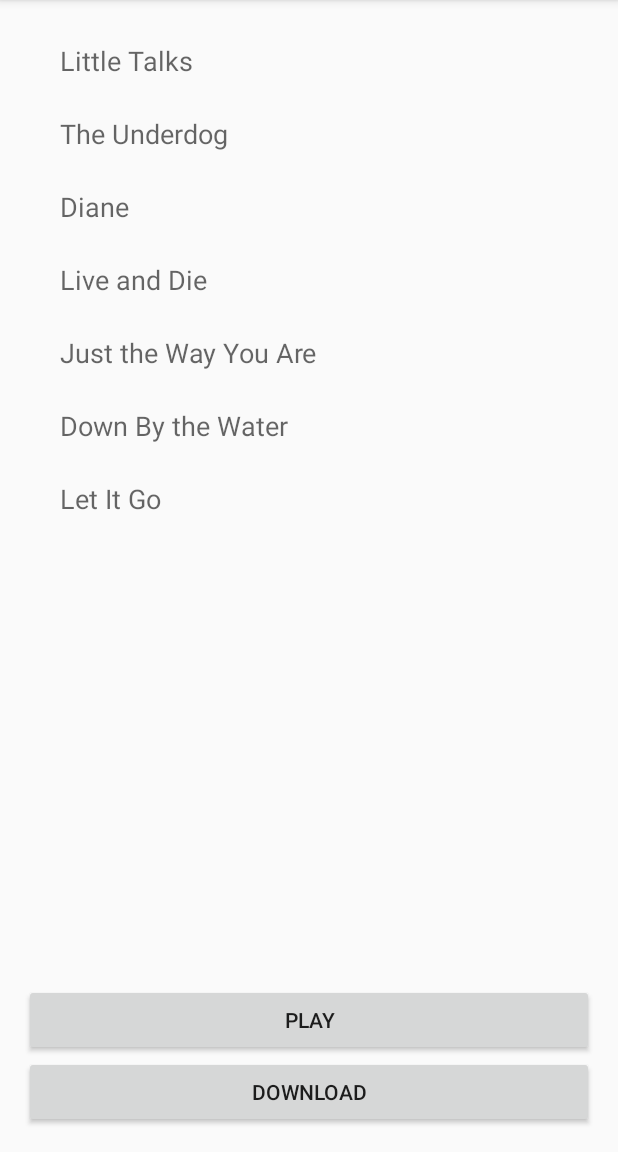
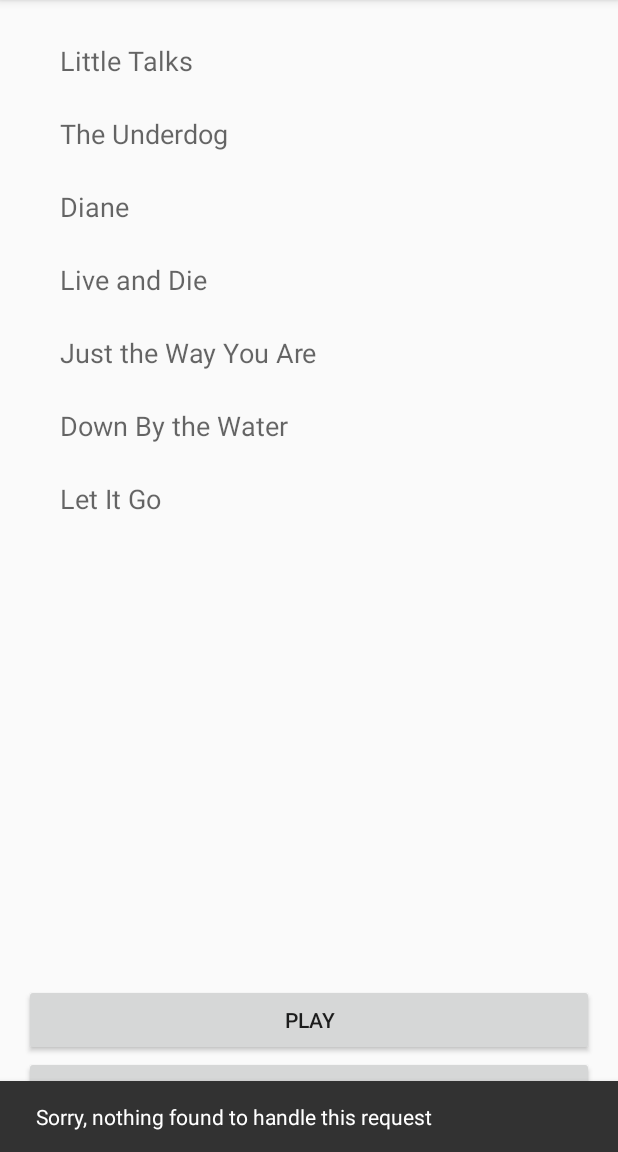
Before and after one commit to treehouse/android-intents-broadcast-receivers, an Android app: the screen it shows after launch (MainActivity), after a tap on "DOWNLOAD", on a phone screen of 412 x 824 dp, the part 84-1236 px from its top. Run offline under Robolectric (Android 15) with nearby library versions, the phone set to English and light mode, and no system bars; 1 statement that could not run was skipped.

Commit message:
End of stage 2 video 2

```diff
--- a/app/build.gradle
+++ b/app/build.gradle
@@ -24,4 +24,5 @@ dependencies {
     testCompile 'junit:junit:4.12'
     compile 'com.android.support:appcompat-v7:23.1.1'
     compile 'com.android.support:recyclerview-v7:23.4.0'
+    compile 'com.android.support:design:23.2.1'
 }
--- a/app/src/main/java/com/teamtreehouse/musicmachine/MainActivity.java
+++ b/app/src/main/java/com/teamtreehouse/musicmachine/MainActivity.java
@@ -10,12 +10,14 @@ import android.os.IBinder;
 import android.os.Message;
 import android.os.Messenger;
 import android.os.RemoteException;
+import android.support.design.widget.Snackbar;
 import android.support.v7.app.AppCompatActivity;
 import android.support.v7.widget.LinearLayoutManager;
 import android.support.v7.widget.RecyclerView;
 import android.util.Log;
 import android.view.View;
 import android.widget.Button;
+import android.widget.RelativeLayout;
 import android.widget.Toast;
 
 import com.teamtreehouse.musicmachine.adapters.PlaylistAdapter;
@@ -36,6 +38,7 @@ public class MainActivity extends AppCompatActivity {
     private Messenger mServiceMessenger;
     private Messenger mActivityMessenger = new Messenger(new ActivityHandler(this));
 
+    private RelativeLayout mRootLayout;
     private PlaylistAdapter mAdapter;
 
     private ServiceConnection mServiceConnection = new ServiceConnection() {
@@ -67,6 +70,7 @@ public class MainActivity extends AppCompatActivity {
 
         mDownloadButton = (Button) findViewById(R.id.downloadButton);
         mPlayButton = (Button) findViewById(R.id.playButton);
+        mRootLayout = (RelativeLayout) findViewById(R.id.rootLayout);
 
         mDownloadButton.setOnClickListener(new View.OnClickListener() {
             @Override
@@ -113,7 +117,14 @@ public class MainActivity extends AppCompatActivity {
         Intent intent = new Intent(Intent.ACTION_VIEW);
         Uri geoLocation = Uri.parse("geo:0,0?q=45.548700, -122.667933(Treehouse)");
         intent.setData(geoLocation);
-        startActivity(intent);
+        if (intent.resolveActivity(getPackageManager()) == null) {
+            // handle the error
+            Snackbar.make(mRootLayout, "Sorry, nothing found to handle this request",
+                    Snackbar.LENGTH_LONG).show();
+        }
+        else {
+            startActivity(intent);
+        }
     }
 
     private void downloadSongs() {
--- a/app/src/main/res/layout/activity_main.xml
+++ b/app/src/main/res/layout/activity_main.xml
@@ -2,6 +2,7 @@
 <RelativeLayout
     xmlns:android="http://schemas.android.com/apk/res/android"
     xmlns:tools="http://schemas.android.com/tools"
+    android:id="@+id/rootLayout"
     android:layout_width="match_parent"
     android:layout_height="match_parent"
     android:paddingBottom="@dimen/activity_vertical_margin"
```
Also changed, not shown: 1 other file.
